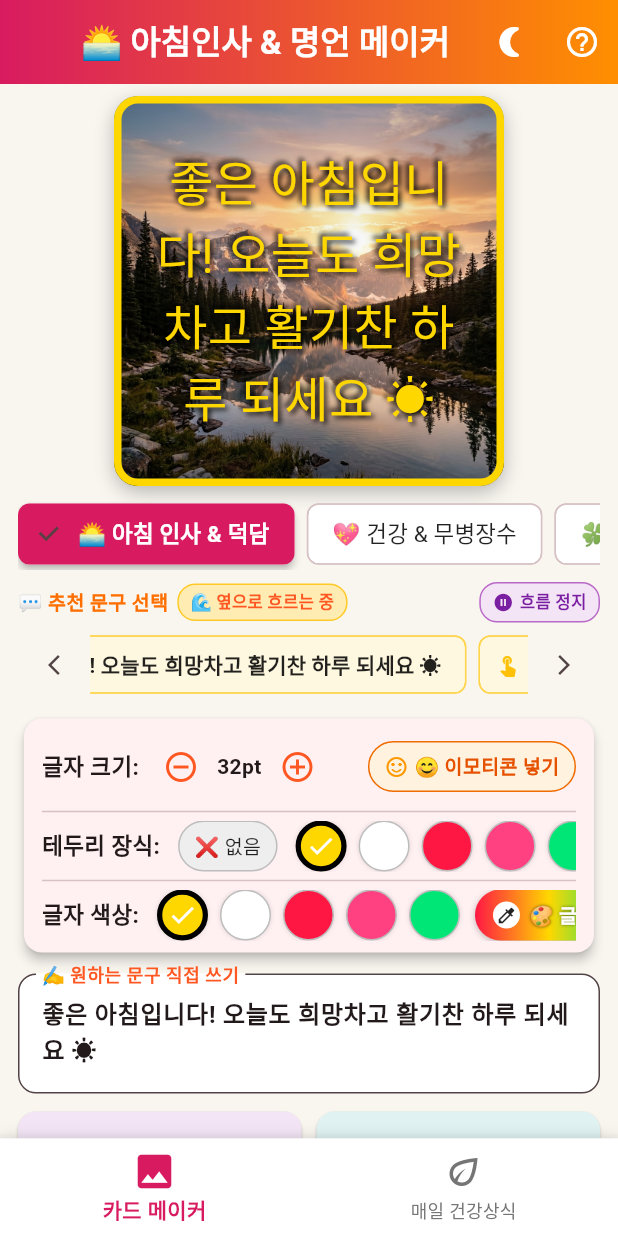
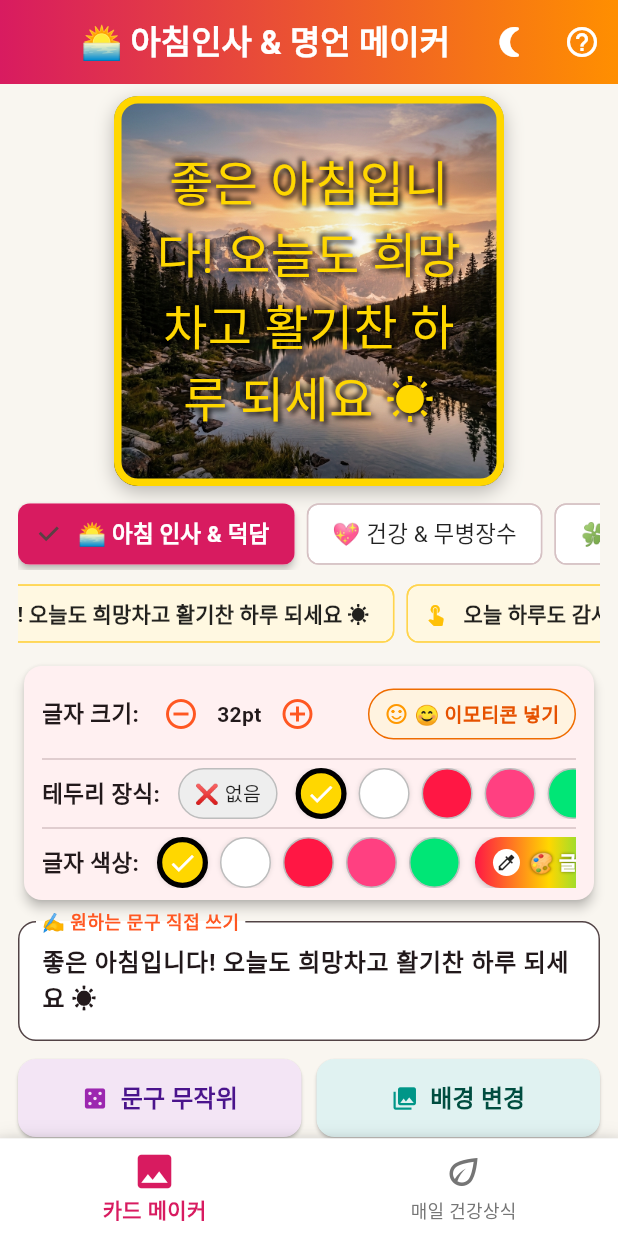
Before and after one commit to HaSangSeon/good_morning, a Flutter app: the screen it shows after launch, on a phone screen of 412 x 824 dp. Run offline on Flutter 3.47's test engine with Material 3 defaults, Android fonts, the phone set to English and light mode, and no system bars; drawn by our look-alikes of screenshot; our stand-ins replace flutter_animate, flutter_colorpicker, google_fonts, google_mobile_ads, share_plus, shared_preferences; Roboto replaces fonts that are missing (Jua).

Commit message:
refactor: 추천문구선택 헤더 라인 및 화살표 버튼 제거, 군더더기 없는 순수 자동 유동 리본 UI 적용

```diff
--- a/lib/screens/home_screen.dart
+++ b/lib/screens/home_screen.dart
@@ -109,7 +109,7 @@ class _HomeScreenState extends State<HomeScreen> {
 
   final ScrollController _quoteScrollController = ScrollController();
   Timer? _marqueeTimer;
-  bool _isMarqueeRunning = true;
+  final bool _isMarqueeRunning = true;
   bool _isUserInteracting = false;
   double _scrollStep = 0.8;
 
@@ -168,27 +168,6 @@ class _HomeScreenState extends State<HomeScreen> {
   void _stopMarqueeFlow() {
     _marqueeTimer?.cancel();
     _marqueeTimer = null;
-  }
-
-  void _scrollQuotes(bool next) {
-    if (!_quoteScrollController.hasClients) return;
-    _isUserInteracting = true;
-    double target = next
-        ? _quoteScrollController.offset + 220
-        : _quoteScrollController.offset - 220;
-    if (target < 0) target = 0;
-    if (target > _quoteScrollController.position.maxScrollExtent) {
-      target = _quoteScrollController.position.maxScrollExtent;
-    }
-    _quoteScrollController.animateTo(
-      target,
-      duration: const Duration(milliseconds: 300),
-      curve: Curves.easeOut,
-    ).then((_) {
-      Future.delayed(const Duration(seconds: 2), () {
-        if (mounted) _isUserInteracting = false;
-      });
-    });
   }
 
   void _changeBackground() {
@@ -435,94 +414,15 @@ class _HomeScreenState extends State<HomeScreen> {
                   ),
                   const SizedBox(height: 8),
 
-                  // 2. Preset Quotes Header & Scrollable List with Marquee Flow & Arrow Buttons
-                  Row(
-                    children: [
-                      Text(
-                        '💬 추천 문구 선택',
-                        style: TextStyle(
-                          fontSize: 13,
-                          fontWeight: FontWeight.bold,
-                          color: isDark ? Colors.amber.shade200 : Colors.amber.shade900,
-                        ),
-                      ),
-                      const SizedBox(width: 6),
-                      Container(
-                        padding: const EdgeInsets.symmetric(horizontal: 8, vertical: 3),
-                        decoration: BoxDecoration(
-                          color: isDark ? Colors.amber.withAlpha(40) : Colors.amber.shade100,
-                          borderRadius: BorderRadius.circular(12),
-                          border: Border.all(color: isDark ? Colors.amber.shade700 : Colors.amber.shade400),
-                        ),
-                        child: Row(
-                          children: [
-                            const Text('🌊 옆으로 흐르는 중', style: TextStyle(fontSize: 11, fontWeight: FontWeight.bold, color: Colors.deepOrange)),
-                          ],
-                        ),
-                      ),
-                      const Spacer(),
-                      // Pause / Play Flow Toggle
-                      InkWell(
-                        onTap: () {
-                          HapticFeedback.selectionClick();
-                          setState(() {
-                            _isMarqueeRunning = !_isMarqueeRunning;
-                          });
-                        },
-                        borderRadius: BorderRadius.circular(12),
-                        child: Container(
-                          padding: const EdgeInsets.symmetric(horizontal: 8, vertical: 4),
-                          decoration: BoxDecoration(
-                            color: isDark ? Colors.purple.withAlpha(50) : Colors.purple.shade50,
-                            borderRadius: BorderRadius.circular(12),
-                            border: Border.all(color: isDark ? Colors.purpleAccent : Colors.purple.shade300),
-                          ),
-                          child: Row(
-                            children: [
-                              Icon(
-                                _isMarqueeRunning ? Icons.pause_circle_filled : Icons.play_circle_fill,
-                                size: 14,
-                                color: isDark ? Colors.purpleAccent : Colors.purple.shade700,
-                              ),
-                              const SizedBox(width: 4),
-                              Text(
-                                _isMarqueeRunning ? '흐름 정지' : '자동 흐름',
-                                style: TextStyle(
-                                  fontSize: 11,
-                                  fontWeight: FontWeight.bold,
-                                  color: isDark ? Colors.purpleAccent : Colors.purple.shade700,
-                                ),
-                              ),
-                            ],
-                          ),
-                        ),
-                      ),
-                    ],
-                  ),
-                  const SizedBox(height: 4),
-                  Row(
-                    children: [
-                      // Left Arrow Button ◀
-                      IconButton(
-                        icon: const Icon(Icons.arrow_back_ios_new, size: 16),
-                        onPressed: () {
-                          HapticFeedback.selectionClick();
-                          _scrollQuotes(false);
-                        },
-                        padding: EdgeInsets.zero,
-                        constraints: const BoxConstraints(minWidth: 26, minHeight: 36),
-                        tooltip: '이전 문구',
-                      ),
-                      // Scrollable Quotes List with NotificationListener for manual touch pause
-                      Expanded(
-                        child: SizedBox(
+                  // 2. Pure Auto-Flowing Preset Quotes Ribbon
+                  SizedBox(
                     height: 42,
                     child: NotificationListener<ScrollNotification>(
                       onNotification: (notification) {
                         if (notification is ScrollStartNotification && notification.dragDetails != null) {
                           _isUserInteracting = true;
                         } else if (notification is ScrollEndNotification) {
-                                Future.delayed(const Duration(seconds: 2), () {
+                          Future.delayed(const Duration(milliseconds: 1500), () {
                             if (mounted) _isUserInteracting = false;
                           });
                         }
@@ -564,21 +464,7 @@ class _HomeScreenState extends State<HomeScreen> {
                       ),
                     ),
                   ),
-                      ),
-                      // Right Arrow Button ▶
-                      IconButton(
-                        icon: const Icon(Icons.arrow_forward_ios, size: 16),
-                        onPressed: () {
-                          HapticFeedback.selectionClick();
-                          _scrollQuotes(true);
-                        },
-                        padding: EdgeInsets.zero,
-                        constraints: const BoxConstraints(minWidth: 26, minHeight: 36),
-                        tooltip: '다음 문구',
-                      ),
-                    ],
-                  ),
-                  const SizedBox(height: 8),
+                  const SizedBox(height: 10),
 
                   // 3. Quick Toolbar: Size, Border Color, Text Color
                   Card(
```
Lines whose indentation alone changed are shown as unchanged.
